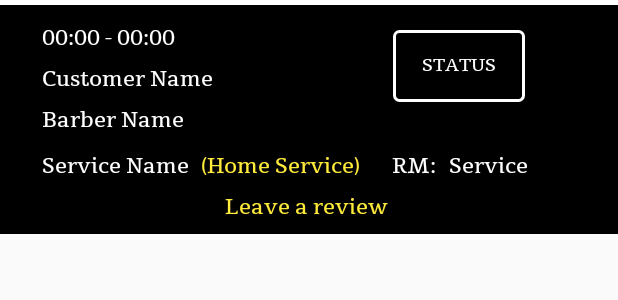
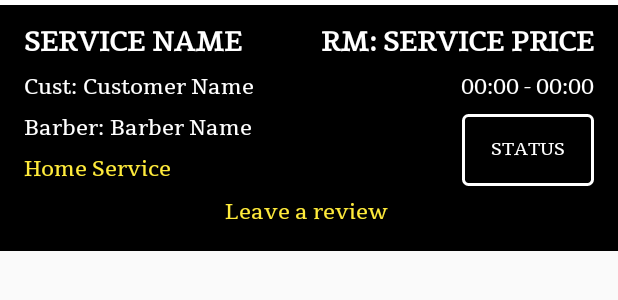
Before and after one commit to MohdSyafi/MeetBarberApp, an Android app: the layout child_row.xml on its own in the app's theme, with its tools: preview values and no code run, on a phone screen of 412 x 824 dp. Shown: the top 300 px of the screen. Run offline under Robolectric (Android 15) with nearby library versions, the phone set to English and light mode, and no system bars.

Commit message:
Layout fixes

```diff
--- a/app/src/main/java/com/example/MeetBarber/HomePage.java
+++ b/app/src/main/java/com/example/MeetBarber/HomePage.java
@@ -332,9 +332,8 @@ private TextView pagetitle , drawer_logout,drawer_language,drawer_history;
                                                     ///saving the value of the section title and the appointments arraylist inside one object
                                                     String tempdate = queryDocumentSnapshot .getString("date");
 
-
                                                     DateTimeFormatter f = new DateTimeFormatterBuilder().parseCaseInsensitive()
-                                                            .append(DateTimeFormatter.ofPattern("dd/MMM/yyyy")).toFormatter();
+                                                            .append(DateTimeFormatter.ofPattern("dd/MMM/yyyy")).toFormatter(Locale.ENGLISH);
 
                                                     LocalDate datetime = LocalDate.parse(tempdate, f);
 
--- a/app/src/main/java/com/example/MeetBarber/Login.java
+++ b/app/src/main/java/com/example/MeetBarber/Login.java
@@ -81,6 +81,7 @@ public class Login extends AppCompatActivity {
                             Toast.makeText(Login.this,"Logged in succesfully",Toast.LENGTH_SHORT).show();
                             Intent i = new Intent(Login.this, HomePage.class);
                             startActivity(i);
+                            finish();
 
                         }else{
 
--- a/app/src/main/java/com/example/MeetBarber/MainActivity.java
+++ b/app/src/main/java/com/example/MeetBarber/MainActivity.java
@@ -19,10 +19,13 @@ public class MainActivity extends AppCompatActivity {
 
             Intent i = new Intent(MainActivity.this, HomePage.class);
             startActivity(i);
+            finish();
 
         }else{
+
             Intent i = new Intent(MainActivity.this,Login.class);
             startActivity(i);
+            finish();
         }
 
     }
--- a/app/src/main/java/com/example/MeetBarber/childRecyclerAdapter.java
+++ b/app/src/main/java/com/example/MeetBarber/childRecyclerAdapter.java
@@ -55,10 +55,9 @@ public class childRecyclerAdapter extends RecyclerView.Adapter<childRecyclerAdap
         String temp = items.get(position).getServiceDate();
         temp2 = temp.replaceAll("/" ,"");
 
-        ////Log.i("beforecheckcancel",documentid);
 
         if(items.get(position).getServiceType().equalsIgnoreCase("Normal")){
-            holder.HPtypeTV.setVisibility(View.INVISIBLE);
+            holder.HPtypeTV.setVisibility(View.GONE);
         }
 
         if(items.get(position).getServicestatus().equalsIgnoreCase("On hold")){
--- a/app/src/main/res/layout/child_row.xml
+++ b/app/src/main/res/layout/child_row.xml
@@ -1,55 +1,121 @@
 <?xml version="1.0" encoding="utf-8"?>
-<androidx.constraintlayout.widget.ConstraintLayout xmlns:android="http://schemas.android.com/apk/res/android"
+<LinearLayout xmlns:android="http://schemas.android.com/apk/res/android"
     xmlns:app="http://schemas.android.com/apk/res-auto"
     xmlns:tools="http://schemas.android.com/tools"
     android:layout_width="match_parent"
     android:layout_height="wrap_content"
+    android:orientation="vertical"
+    android:layout_marginBottom="16dp"
     android:background="@drawable/topborder">
 
+    <LinearLayout
+        android:layout_width="match_parent"
+        android:layout_height="wrap_content"
+        android:layout_marginStart="16dp"
+        android:layout_marginTop="16dp"
+        android:layout_marginEnd="16dp"
+        android:orientation="horizontal">
+
         <TextView
-        android:id="@+id/HPtime"
+            android:id="@+id/HPServiceName"
             android:layout_width="wrap_content"
             android:layout_height="wrap_content"
-        android:layout_marginStart="28dp"
-        android:layout_marginTop="16dp"
+            android:layout_weight="1"
             android:fontFamily="@font/tienne"
-        android:text="00:00 - 00:00"
+            android:text="Service Name"
+            android:textAllCaps="true"
             android:textColor="#FFFFFF"
-        android:textSize="14sp"
-        app:layout_constraintStart_toStartOf="parent"
-        app:layout_constraintTop_toTopOf="parent" />
+            android:textSize="18dp"
+            android:textStyle="bold" />
+
+        <TextView
+            android:id="@+id/HPRM"
+            android:layout_width="wrap_content"
+            android:layout_height="wrap_content"
+            android:layout_gravity="end"
+            android:fontFamily="@font/tienne"
+            android:text="RM:"
+            android:textAllCaps="true"
+            android:textColor="#FFFFFF"
+            android:textSize="18dp"
+            android:textStyle="bold" />
+
+        <TextView
+            android:id="@+id/HPServicePrice"
+            android:layout_width="wrap_content"
+            android:layout_height="wrap_content"
+            android:layout_marginStart="4dp"
+            android:fontFamily="@font/tienne"
+            android:text="Service price"
+            android:textAlignment="textStart"
+            android:textAllCaps="true"
+            android:textColor="#FFFFFF"
+            android:textSize="18dp"
+            android:textStyle="bold" />
+
+    </LinearLayout>
+
+
+    <LinearLayout
+        android:layout_width="match_parent"
+        android:layout_height="wrap_content"
+        android:layout_marginTop="8dp"
+        android:layout_marginBottom="8dp"
+        android:orientation="horizontal">
+
+        <LinearLayout
+            android:layout_width="wrap_content"
+            android:layout_height="wrap_content"
+            android:orientation="vertical">
+
+            <LinearLayout
+                android:layout_width="wrap_content"
+                android:layout_height="wrap_content"
+                android:orientation="horizontal">
+
+                <TextView
+                    android:layout_width="wrap_content"
+                    android:layout_height="wrap_content"
+                    android:layout_marginStart="16dp"
+                    android:fontFamily="@font/tienne"
+                    android:text="Cust:"
+                    android:textColor="#FFFFFF"
+                    android:textSize="14sp">
+
+                </TextView>
 
                 <TextView
                     android:id="@+id/HPcustomerName"
                     android:layout_width="wrap_content"
                     android:layout_height="wrap_content"
-        android:layout_marginStart="28dp"
-        android:layout_marginTop="8dp"
+                    android:layout_marginStart="4dp"
                     android:fontFamily="@font/tienne"
                     android:text="Customer Name"
                     android:textColor="#FFFFFF"
-        android:textSize="14sp"
-        app:layout_constraintStart_toStartOf="parent"
-        app:layout_constraintTop_toBottomOf="@+id/HPtime" />
+                    android:textSize="14sp" />
+            </LinearLayout>
+
+            <LinearLayout
+                android:layout_width="wrap_content"
+                android:layout_height="wrap_content">
 
                 <TextView
-        android:id="@+id/HPServicePrice"
-        android:layout_width="81dp"
-        android:layout_height="18dp"
-        android:layout_marginEnd="31dp"
+                    android:layout_width="wrap_content"
+                    android:layout_height="wrap_content"
+                    android:layout_marginStart="16dp"
+                    android:layout_marginTop="8dp"
                     android:fontFamily="@font/tienne"
-        android:text="Service price"
-        android:textAlignment="textStart"
+                    android:text="Barber:"
                     android:textColor="#FFFFFF"
-        android:textSize="14sp"
-        app:layout_constraintEnd_toEndOf="parent"
-        app:layout_constraintTop_toTopOf="@+id/HPRM" />
+                    android:textSize="14sp">
+
+                </TextView>
 
                 <TextView
                     android:id="@+id/HPBarberName"
                     android:layout_width="wrap_content"
                     android:layout_height="wrap_content"
-        android:layout_marginStart="28dp"
+                    android:layout_marginStart="4dp"
                     android:layout_marginTop="8dp"
                     android:fontFamily="@font/tienne"
                     android:text="Barber Name"
@@ -57,74 +123,68 @@
                     android:textSize="14sp"
                     app:layout_constraintStart_toStartOf="parent"
                     app:layout_constraintTop_toBottomOf="@+id/HPcustomerName" />
+            </LinearLayout>
 
-    <TextView
-        android:id="@+id/HPServiceName"
-        android:layout_width="wrap_content"
-        android:layout_height="wrap_content"
-        android:layout_marginStart="28dp"
-        android:layout_marginTop="8dp"
-        android:layout_marginBottom="32dp"
-        android:fontFamily="@font/tienne"
-        android:text="Service Name"
-        android:textColor="#FFFFFF"
-        android:textSize="14sp"
-        app:layout_constraintBottom_toBottomOf="parent"
-        app:layout_constraintStart_toStartOf="parent"
-        app:layout_constraintTop_toBottomOf="@+id/HPBarberName" />
-
-    <TextView
-        android:id="@+id/HPRM"
-        android:layout_width="30dp"
-        android:layout_height="wrap_content"
-        android:layout_marginEnd="8dp"
-        android:fontFamily="@font/tienne"
-        android:text="RM:"
-        android:textColor="#FFFFFF"
-        android:textSize="14sp"
-        app:layout_constraintEnd_toStartOf="@+id/HPServicePrice"
-        app:layout_constraintTop_toTopOf="@+id/HPType" />
 
             <TextView
                 android:id="@+id/HPType"
                 android:layout_width="wrap_content"
                 android:layout_height="wrap_content"
-        android:layout_marginStart="8dp"
+                android:layout_marginStart="16dp"
+                android:layout_marginTop="8dp"
                 android:fontFamily="@font/tienne"
-        android:text="(Home Service)"
+                android:text="Home Service"
                 android:textColor="#FFEB3B"
-        android:textSize="14sp"
-        app:layout_constraintStart_toEndOf="@+id/HPServiceName"
-        app:layout_constraintTop_toTopOf="@+id/HPServiceName" />
+                android:textSize="14sp" />
+
+        </LinearLayout>
+
+
+        <LinearLayout
+            android:layout_width="match_parent"
+            android:layout_height="wrap_content"
+            android:orientation="vertical">
+
+            <TextView
+                android:id="@+id/HPtime"
+                android:layout_width="wrap_content"
+                android:layout_height="wrap_content"
+                android:layout_gravity="end"
+                android:layout_marginStart="16dp"
+                android:layout_marginEnd="16dp"
+                android:fontFamily="@font/tienne"
+                android:text="00:00 - 00:00"
+                android:textColor="#FFFFFF"
+                android:textSize="14sp" />
 
             <Button
                 android:id="@+id/HPstatusbutton"
                 android:layout_width="wrap_content"
                 android:layout_height="wrap_content"
-        android:layout_marginTop="20dp"
-        android:layout_marginEnd="62dp"
+                android:layout_gravity="end"
+                android:layout_marginTop="8dp"
+                android:layout_marginEnd="16dp"
                 android:background="@drawable/customborder"
                 android:fontFamily="@font/tienne"
                 android:text="Status"
                 android:textColor="#FFFFFF"
-        android:textSize="12sp"
-        app:layout_constraintEnd_toEndOf="parent"
-        app:layout_constraintTop_toTopOf="parent" />
+                android:textSize="12sp" />
+
+
+        </LinearLayout>
+
+    </LinearLayout>
 
     <TextView
         android:id="@+id/ReviewActivityButton"
-        android:layout_width="0dp"
+        android:layout_width="wrap_content"
         android:layout_height="wrap_content"
-        android:layout_marginTop="8dp"
-        android:layout_marginBottom="8dp"
+        android:layout_gravity="center"
+        android:layout_marginBottom="16dp"
         android:fontFamily="@font/tienne"
+        android:gravity="center"
         android:text="Leave a review "
         android:textAlignment="center"
         android:textColor="#FFEB3B"
-        android:visibility="visible"
-        app:layout_constraintBottom_toBottomOf="parent"
-        app:layout_constraintEnd_toEndOf="parent"
-        app:layout_constraintStart_toStartOf="parent"
-        app:layout_constraintTop_toBottomOf="@+id/HPServiceName"
-        app:layout_constraintVertical_bias="0.571" />
-</androidx.constraintlayout.widget.ConstraintLayout>
+        android:visibility="visible" />
+</LinearLayout>
```
Also changed, not shown: app/src/main/res/drawable-anydpi/ic_hamburger.xml (added, +11 -0 lines), app/src/main/res/drawable-anydpi/ic_morevert.xml (added, +11 -0 lines), app/src/main/res/drawable/yellowtopborder.xml (added, +12 -0 lines), app/src/main/res/layout/activity_profile.xml (+13 -25 lines), app/src/main/res/layout/activity_search.xml (+16 -26 lines), app/src/main/res/layout/homepage.xml (+16 -30 lines), app/src/main/res/layout/section_row.xml (+7 -3 lines), app/src/main/res/drawable-hdpi/ic_hamburger.png (added), app/src/main/res/drawable-hdpi/ic_morevert.png (added), app/src/main/res/drawable-mdpi/ic_hamburger.png (added), app/src/main/res/drawable-mdpi/ic_morevert.png (added), app/src/main/res/drawable-xhdpi/ic_hamburger.png (added), app/src/main/res/drawable-xhdpi/ic_morevert.png (added), app/src/main/res/drawable-xxhdpi/ic_hamburger.png (added), 1 more files. Lines whose indentation alone changed are shown as unchanged.
